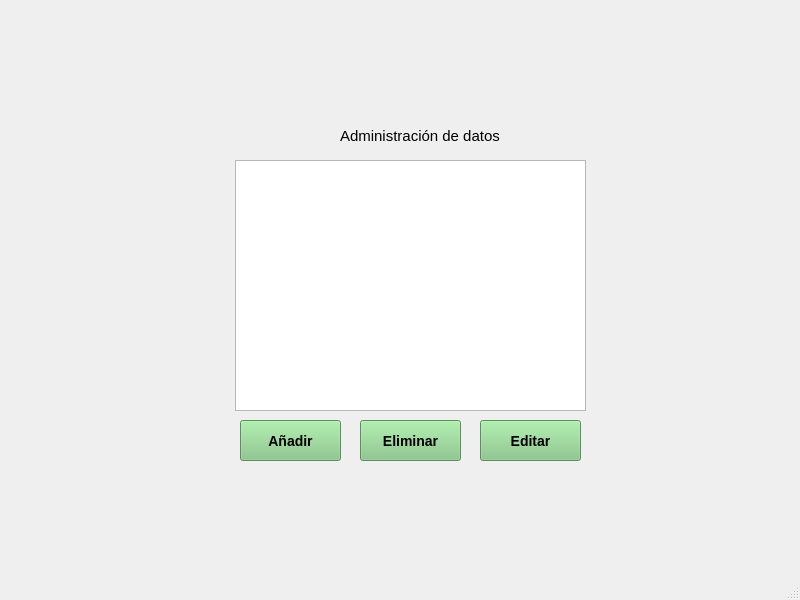
Before: the Qt Designer form main.ui in julinavas14/trabajo_programacion_sql, drawn with Qt 5.
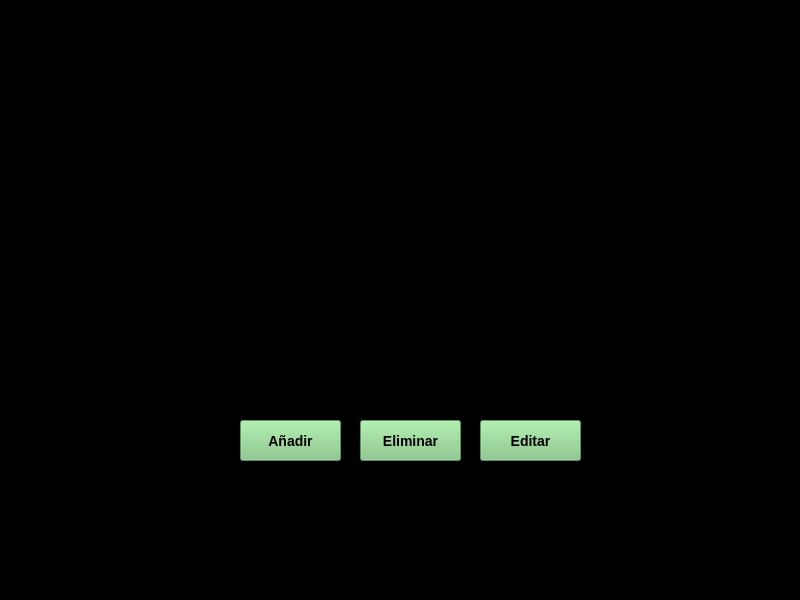
After: the same form once the commit is applied.

Diff of the .ui file:
```diff
--- a/main.ui
+++ b/main.ui
@@ -14,7 +14,7 @@
    <string>MainWindow</string>
   </property>
   <property name="styleSheet">
-   <string notr="true"/>
+   <string notr="true">background-color: rgb(0, 0, 0);</string>
   </property>
   <widget class="QWidget" name="centralwidget">
    <widget class="QListWidget" name="listEmpleados">
```
